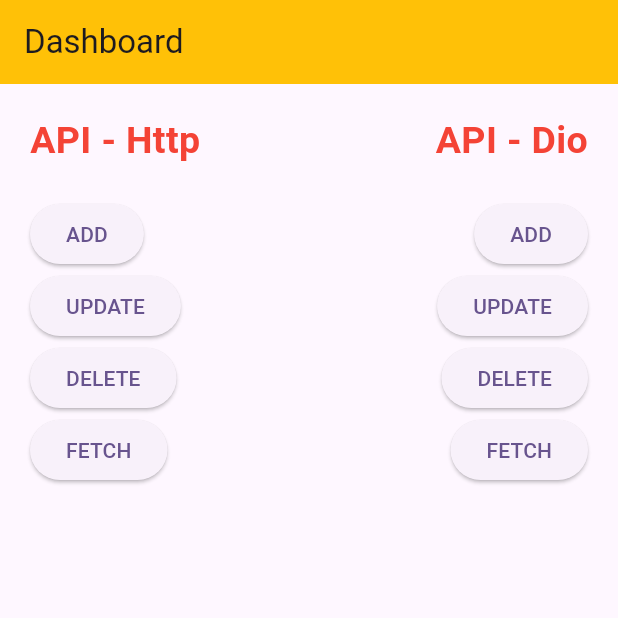
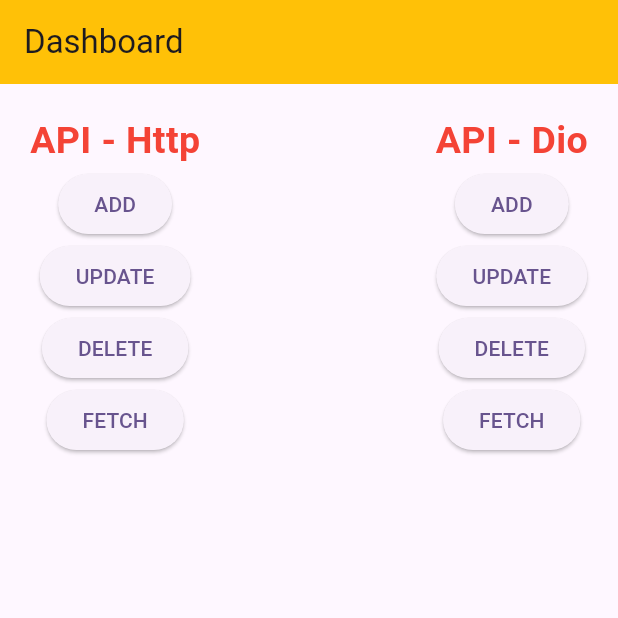
Before and after one commit to koptodev012/API-Handling-Project-http-dio-, a Flutter app: the screen it shows after launch, on a phone screen of 412 x 824 dp, the top half of it. Run offline on Flutter 3.47's test engine with Material 3 defaults, Android fonts, the phone set to English and light mode, and no system bars; our stand-ins replace dio.

Commit message:
update dashboard code

```diff
--- a/lib/dashboard.dart
+++ b/lib/dashboard.dart
@@ -28,93 +28,74 @@ class _DashboardState extends State<Dashboard> {
 
     return Scaffold(
       appBar: AppBar(
-        title: Text("Dashboard"),
+        title: const Text("Dashboard"),
         backgroundColor: Colors.amber,
       ),
       body: Padding(
         padding: const EdgeInsets.all(20.0),
-        child: Column(
+        child: Row(
+          mainAxisAlignment: MainAxisAlignment.spaceBetween,
           children: [
-            Row(
-              mainAxisAlignment: MainAxisAlignment.spaceBetween,
+            Column(
               children: [
-                Text(
+                const Text(
                   "API - Http",
                   style: TextStyle(
                       fontSize: 25,
                       fontWeight: FontWeight.bold,
                       color: Colors.red),
                 ),
-                Text(
+                ElevatedButton(
+                    onPressed: () {
+                      nav(const AddDataHttp());
+                    },
+                    child: const Text("ADD")),
+                ElevatedButton(
+                    onPressed: () {
+                      nav(const UpdateDataHttp());
+                    },
+                    child: const Text("UPDATE")),
+                ElevatedButton(
+                    onPressed: () {
+                      nav(const DeleteDataHttp());
+                    },
+                    child: const Text("DELETE")),
+                ElevatedButton(
+                    onPressed: () {
+                      nav(const FetchingDataHttp());
+                    },
+                    child: const Text("FETCH")),
+              ],
+            ),
+            Column(
+              children: [
+                const Text(
                   "API - Dio",
                   style: TextStyle(
                       fontSize: 25,
                       fontWeight: FontWeight.bold,
                       color: Colors.red),
                 ),
-              ],
-            ),
-            SizedBox(
-              height: 20,
-            ),
-            Row(
-              mainAxisAlignment: MainAxisAlignment.spaceBetween,
-              children: [
                 ElevatedButton(
                     onPressed: () {
-                      nav(AddDataHttp());
+                      nav(const AddDataDio());
                     },
-                    child: Text("ADD")),
+                    child: const Text("ADD")),
                 ElevatedButton(
                     onPressed: () {
-                      nav(AddDataDio());
+                      nav(const UpdateDataDio());
                     },
-                    child: Text("ADD"))
-              ],
-            ),
-            Row(
-              mainAxisAlignment: MainAxisAlignment.spaceBetween,
-              children: [
+                    child: const Text("UPDATE")),
                 ElevatedButton(
                     onPressed: () {
-                      nav(UpdateDataHttp());
+                      nav(const DeleteDataDio());
                     },
-                    child: Text("UPDATE")),
+                    child: const Text("DELETE")),
                 ElevatedButton(
                     onPressed: () {
-                      nav(UpdateDataDio());
+                      nav(const FetchingDataDio());
                     },
-                    child: Text("UPDATE"))
-              ],
-            ),
-            Row(
-              mainAxisAlignment: MainAxisAlignment.spaceBetween,
-              children: [
-                ElevatedButton(
-                    onPressed: () {
-                      nav(DeleteDataHttp());
-                    },
-                    child: Text("DELETE")),
-                ElevatedButton(
-                    onPressed: () {
-                      nav(DeleteDataDio());
-                    },
-                    child: Text("DELETE"))
-              ],
-            ),
-            Row(
-              mainAxisAlignment: MainAxisAlignment.spaceBetween,
-              children: [
-                ElevatedButton(
-                    onPressed: () {
-                      nav(FetchingDataHttp());
-                    },
-                    child: Text("FETCH")),
-                ElevatedButton(
-                    onPressed: () {
-                      nav(FetchingDataDio());
-                    },
-                    child: Text("FETCH"))
+                    child: const Text("FETCH"))
               ],
             )
           ],
--- a/lib/view/using htttp/updateData_http_screen.dart
+++ b/lib/view/using htttp/updateData_http_screen.dart
@@ -36,7 +36,7 @@ class _UpdateDataHttpState extends State<UpdateDataHttp> {
             onPressed: () {},
           ),
         );
-        ScaffoldMessenger.of(context).showSnackBar(snackBar);
+        // ScaffoldMessenger.of(context).showSnackBar(snackBar);
 
         idController.text = "";
         emailController.text = "";
@@ -51,7 +51,7 @@ class _UpdateDataHttpState extends State<UpdateDataHttp> {
           onPressed: () {},
         ),
       );
-      ScaffoldMessenger.of(context).showSnackBar(snackBar);
+      // ScaffoldMessenger.of(context).showSnackBar(snackBar);
     }
   }
 
```
